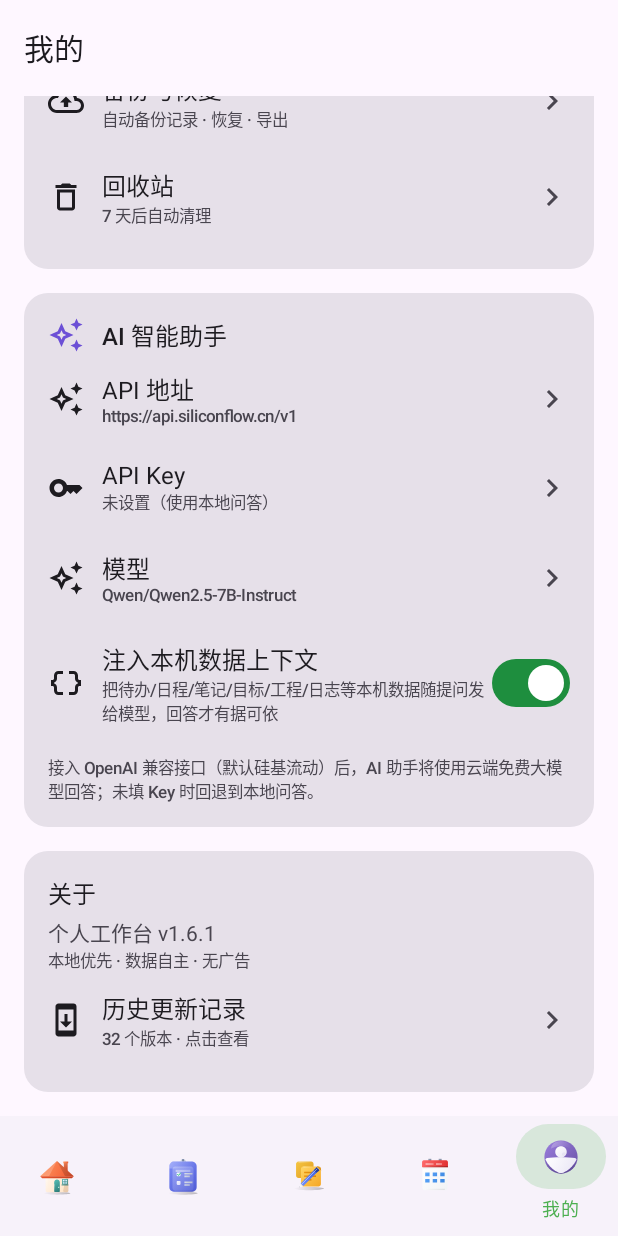
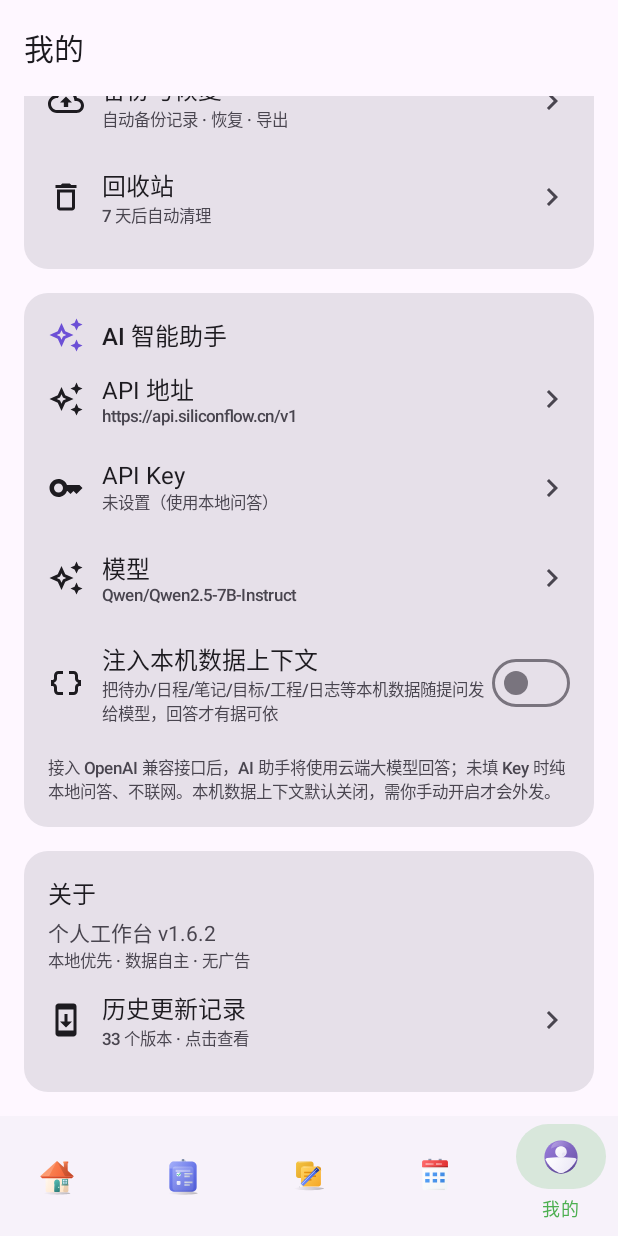
Before and after one commit to siyu666888/PersonalWorkbench, an Android app built with Jetpack Compose: the screen it shows after launch (MainActivity), item 5 of the bottom bar chosen, scrolled down 938 dp, on a phone screen of 412 x 824 dp. Run offline under Robolectric (Android 15) with nearby library versions, the light colour scheme and no system bars; our stand-ins replace Room's generated code, window size class; 3 statements that could not run were skipped.

Commit message:
fix: AI 联网外发改为显式授权、桌面端纳入 CI (V1.6.2)

```diff
--- a/app/build.gradle.kts
+++ b/app/build.gradle.kts
@@ -44,8 +44,8 @@ android {
         applicationId = "com.example.personalworkbench"
         minSdk = 26          // PRD 6.2: 最低支持 Android 8.0 (API 26)
         targetSdk = 34
-        versionCode = 32
-        versionName = "1.6.1"
+        versionCode = 33
+        versionName = "1.6.2"
 
         testInstrumentationRunner = "androidx.test.runner.AndroidJUnitRunner"
         vectorDrawables {
--- a/app/src/main/java/com/example/personalworkbench/data/preferences/SettingsRepository.kt
+++ b/app/src/main/java/com/example/personalworkbench/data/preferences/SettingsRepository.kt
@@ -41,6 +41,8 @@ class SettingsRepository(
         private val AI_API_KEY = stringPreferencesKey("ai_api_key")
         private val AI_MODEL = stringPreferencesKey("ai_model")
         private val AI_LOCAL_CONTEXT = booleanPreferencesKey("ai_local_context")
+        /** 用户是否已确认过「联网调用会把本机数据发往第三方端点」（V1.6.2，默认未确认） */
+        private val AI_NETWORK_CONFIRMED = booleanPreferencesKey("ai_network_confirmed")
     }
 
     val themeMode: Flow<ThemeMode> = dataStore.data.map { p ->
@@ -68,8 +70,17 @@ class SettingsRepository(
     /** AI 助手：模型名（默认硅基流动免费模型 Qwen2.5-7B-Instruct） */
     val aiModel: Flow<String> = dataStore.data.map { p -> p[AI_MODEL] ?: "Qwen/Qwen2.5-7B-Instruct" }
 
-    /** AI 助手：是否把本机各板块数据作为上下文发给云端模型（V1.4.1，默认开启） */
-    val aiLocalContext: Flow<Boolean> = dataStore.data.map { p -> p[AI_LOCAL_CONTEXT] ?: true }
+    /**
+     * AI 助手：是否把本机各板块数据作为上下文发给云端模型（V1.4.1）。
+     *
+     * V1.6.2 起**默认关闭**：配置 API Key 后应用默认仍为纯云端通用问答，
+     * 只有用户显式打开本开关，本机待办/日程/笔记/目标/工程/日志快照才会随提问外发。
+     * 这样「数据不出本机」的默认承诺才与实现一致。
+     */
+    val aiLocalContext: Flow<Boolean> = dataStore.data.map { p -> p[AI_LOCAL_CONTEXT] ?: false }
+
+    /** AI 助手：用户是否已确认过联网调用的外发风险（V1.6.2，默认 false） */
+    val aiNetworkConfirmed: Flow<Boolean> = dataStore.data.map { p -> p[AI_NETWORK_CONFIRMED] ?: false }
 
     /** AI 助手：合并配置，便于一次性读取 */
     data class AiConfig(val base: String, val key: String, val model: String)
@@ -93,6 +104,7 @@ class SettingsRepository(
     suspend fun setAiApiKey(key: String) = dataStore.edit { it[AI_API_KEY] = key }
     suspend fun setAiModel(model: String) = dataStore.edit { it[AI_MODEL] = model }
     suspend fun setAiLocalContext(enabled: Boolean) = dataStore.edit { it[AI_LOCAL_CONTEXT] = enabled }
+    suspend fun setAiNetworkConfirmed(confirmed: Boolean) = dataStore.edit { it[AI_NETWORK_CONFIRMED] = confirmed }
 
     /** 启动计数 +1，返回最新值 (用于第 3 次提醒, PRD 7.1) */
     suspend fun incrementLaunchCount(): Int {
--- a/app/src/main/java/com/example/personalworkbench/ui/settings/Changelog.kt
+++ b/app/src/main/java/com/example/personalworkbench/ui/settings/Changelog.kt
@@ -19,6 +19,18 @@ data class ChangelogEntry(
 
 object Changelog {
     val entries: List<ChangelogEntry> = listOf(
+        ChangelogEntry(
+            version = "1.6.2",
+            date = "2026-10-24",
+            title = "AI 联网外发改为显式授权 · 桌面端纳入 CI",
+            highlights = listOf(
+                "AI 助手默认纯本地问答：未配置 API Key 时任何数据都不出本机",
+                "「注入本机数据上下文」开关默认关闭——只有你手动开启，待办/日程/笔记/目标/工程/日志快照才会随提问发往第三方端点",
+                "配置 API Key 后首次发送会弹出二次确认，明确告知数据将发往的端点地址",
+                "设置页与说明文案如实描述联网行为，不再笼统宣称「数据不出本机」",
+                "桌面端（Compose Multiplatform）首次纳入 CI 编译，防止与主工程漂移"
+            )
+        ),
         ChangelogEntry(
             version = "1.6.1",
             date = "2026-10-19",
--- a/app/src/main/java/com/example/personalworkbench/ui/settings/SettingsScreen.kt
+++ b/app/src/main/java/com/example/personalworkbench/ui/settings/SettingsScreen.kt
@@ -82,7 +82,7 @@ fun SettingsScreen(nav: NavHostController, container: AppContainer) {
     val aiApiBase by vm.aiApiBase.collectAsStateWithLifecycle("https://api.siliconflow.cn/v1")
     val aiApiKey by vm.aiApiKey.collectAsStateWithLifecycle("")
     val aiModel by vm.aiModel.collectAsStateWithLifecycle("Qwen/Qwen2.5-7B-Instruct")
-    val aiLocalContext by vm.aiLocalContext.collectAsStateWithLifecycle(true)
+    val aiLocalContext by vm.aiLocalContext.collectAsStateWithLifecycle(false)
 
     var showCrashLogs by remember { mutableStateOf(false) }
     var showChangelog by remember { mutableStateOf(false) }
@@ -233,8 +233,19 @@ fun SettingsScreen(nav: NavHostController, container: AppContainer) {
                         "把待办/日程/笔记/目标/工程/日志等本机数据随提问发给模型，回答才有据可依",
                         aiLocalContext
                     ) { vm.setAiLocalContext(it) }
+                    // V1.6.2：明确外发去向，避免用户误以为「数据不出本机」
+                    if (aiApiKey.isNotBlank()) {
+                        Text(
+                            "已配置 API Key：提问内容将发送至下方端点。开启「注入本机数据上下文」时，" +
+                                "本机各板块数据快照也会一并外发。端点：${aiApiBase.ifBlank { "未设置" }}",
+                            style = MaterialTheme.typography.labelSmall,
+                            color = MaterialTheme.colorScheme.error,
+                            modifier = Modifier.padding(top = 6.dp)
+                        )
+                    }
                     Text(
-                        "接入 OpenAI 兼容接口（默认硅基流动）后，AI 助手将使用云端免费大模型回答；未填 Key 时回退到本地问答。",
+                        "接入 OpenAI 兼容接口后，AI 助手将使用云端大模型回答；未填 Key 时纯本地问答、不联网。" +
+                            "本机数据上下文默认关闭，需你手动开启才会外发。",
                         style = MaterialTheme.typography.labelSmall,
                         color = MaterialTheme.colorScheme.onSurfaceVariant,
                         modifier = Modifier.padding(top = 8.dp)
--- a/app/src/main/java/com/example/personalworkbench/viewmodel/SettingsViewModel.kt
+++ b/app/src/main/java/com/example/personalworkbench/viewmodel/SettingsViewModel.kt
@@ -44,6 +44,7 @@ class SettingsViewModel(
     fun setAiApiKey(key: String) = viewModelScope.launch { settings.setAiApiKey(key) }
     fun setAiModel(model: String) = viewModelScope.launch { settings.setAiModel(model) }
     fun setAiLocalContext(enabled: Boolean) = viewModelScope.launch { settings.setAiLocalContext(enabled) }
+    fun setAiNetworkConfirmed(confirmed: Boolean) = viewModelScope.launch { settings.setAiNetworkConfirmed(confirmed) }
 
     fun restoreTask(id: Long) = viewModelScope.launch { taskRepo.restore(id) }
     fun permanentlyDelete(id: Long) = viewModelScope.launch { taskRepo.permanentlyDelete(id) }
```
Also changed, not shown: app/src/main/java/com/example/personalworkbench/ui/ai/AiChatScreen.kt (+28 -3 lines), app/src/main/java/com/example/personalworkbench/viewmodel/AiAssistantViewModel.kt (+40 -0 lines), 9 other files.
